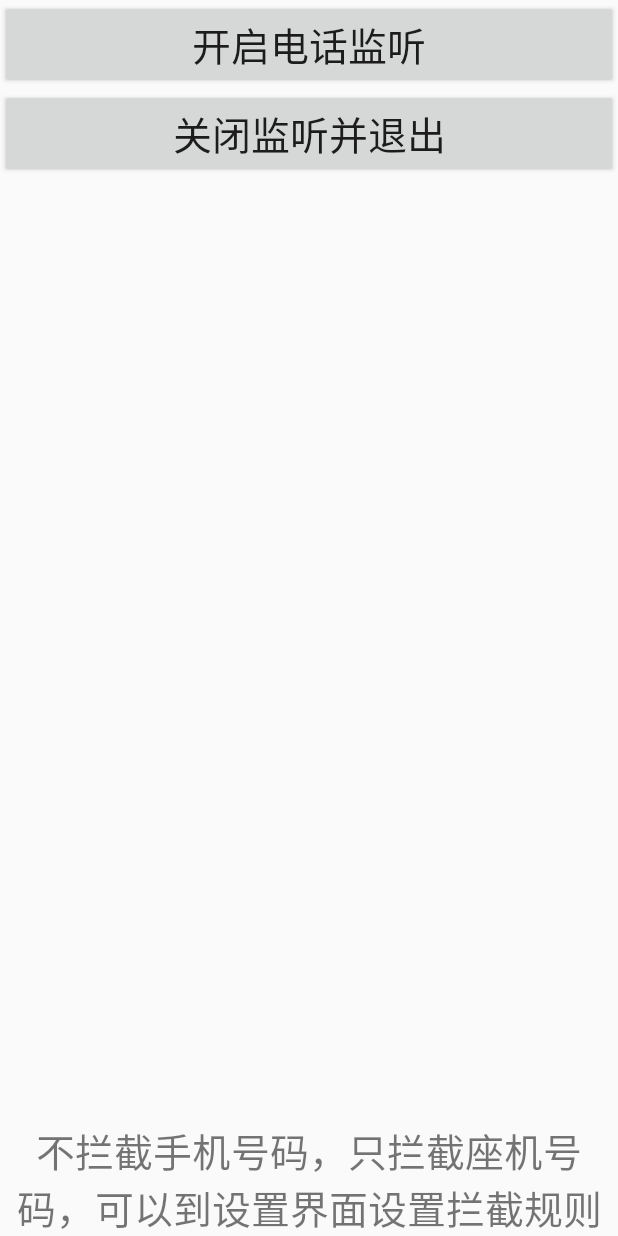
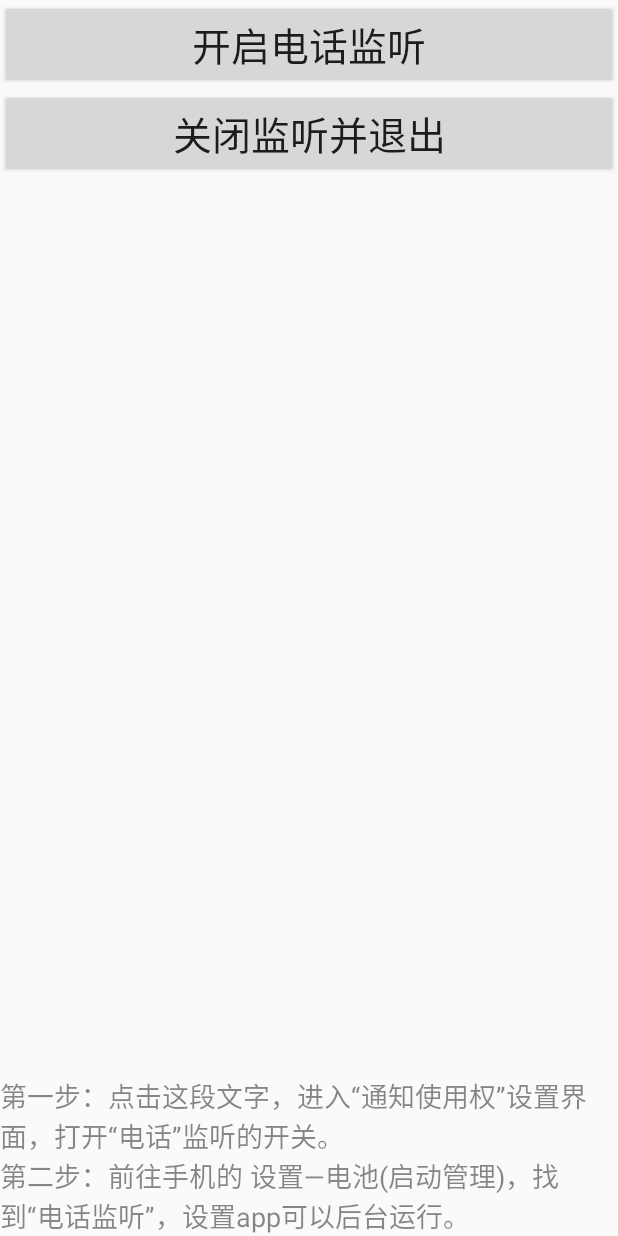
Before and after one commit to hu100/phoneListen, an Android app: the layout fragment_main.xml on its own in the app's theme, with its tools: preview values and no code run, on a phone screen of 412 x 824 dp. Run offline under Robolectric (Android 15) with nearby library versions, the phone set to English and light mode, and no system bars.

```diff
--- a/app/src/main/java/com/phone/listen/util/TelephonyUtil.java
+++ b/app/src/main/java/com/phone/listen/util/TelephonyUtil.java
@@ -150,8 +150,6 @@ public class TelephonyUtil {
                 }
                 return true;
             }
-        } else {
-            return false;
         }
         return false;
     }
--- a/app/src/main/res/layout/fragment_main.xml
+++ b/app/src/main/res/layout/fragment_main.xml
@@ -27,9 +27,9 @@
         android:layout_width="match_parent"
         android:layout_height="wrap_content"
         android:layout_alignParentBottom="true"
-        android:gravity="center"
-        android:text="不拦截手机号码，只拦截座机号码，可以到设置界面设置拦截规则"
-        android:textSize="26sp"
+        android:text="@string/text_description"
+        android:textSize="@dimen/text_size_18"
+        android:textColor="@color/gray"
         android:visibility="gone"
         tools:visibility="visible"/>
 </RelativeLayout>
--- a/app/src/main/res/values/strings.xml
+++ b/app/src/main/res/values/strings.xml
@@ -1,3 +1,4 @@
 <resources>
     <string name="app_name">电话监听</string>
+    <string name="text_description">第一步：点击这段文字，进入“通知使用权”设置界面，打开“电话”监听的开关。\n第二步：前往手机的 设置—电池(启动管理)，找到“电话监听”，设置app可以后台运行。</string>
 </resources>
```
Also changed, not shown: app/src/main/AndroidManifest.xml (+9 -8 lines), app/src/main/java/com/phone/listen/ui/fragment/MainFragment.java (+6 -10 lines), app/src/main/java/com/phone/listen/util/AppUtil.java (added, +33 -0 lines).
